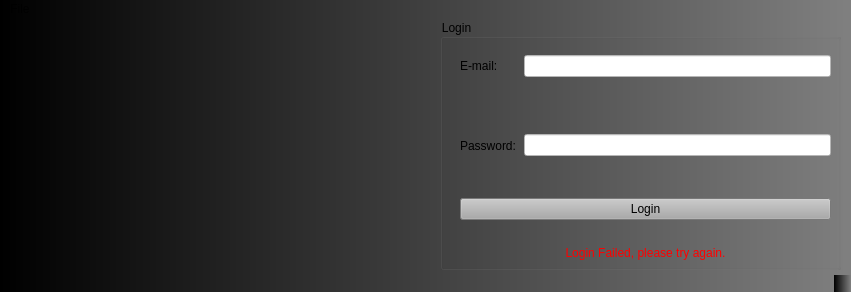
dimizisis/scopus_app, file ui/login_form.ui: the form before one commit.
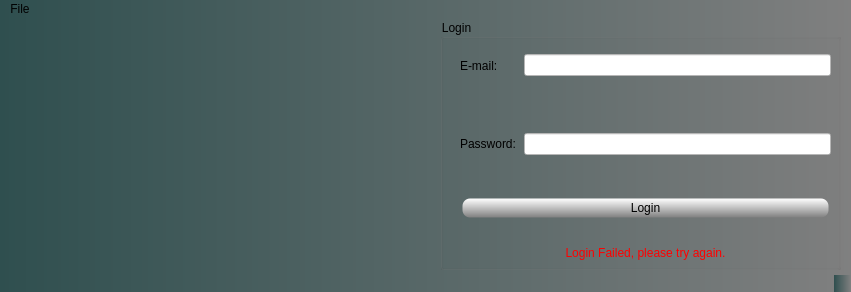
The form after the commit. Icons and pictures are not drawn.

Patch:
```diff
--- a/ui/login_form.ui
+++ b/ui/login_form.ui
@@ -26,7 +26,7 @@
    <string>Login</string>
   </property>
   <property name="styleSheet">
-   <string notr="true">background: qlineargradient( x1:0 y1:0, x2:1 y2:0, stop:0 black, stop:1 grey);</string>
+   <string notr="true">background: qlineargradient( x1:0 y1:0, x2:1 y2:0, stop:0 darkslategray, stop:1 grey);</string>
   </property>
   <property name="documentMode">
    <bool>false</bool>
@@ -156,7 +156,10 @@
         <item>
          <widget class="QPushButton" name="login_btn">
           <property name="styleSheet">
-           <string notr="true">background-color: rgb(170, 170, 170);</string>
+           <string notr="true">background-color: qlineargradient(x1: 0, y1: 0, x2: 0, y2: 1, stop: 0 white, stop: 1 grey);
+border-style: solid;
+border-width: 5px;
+border-radius: 10px;</string>
           </property>
           <property name="text">
            <string>Login</string>
```
